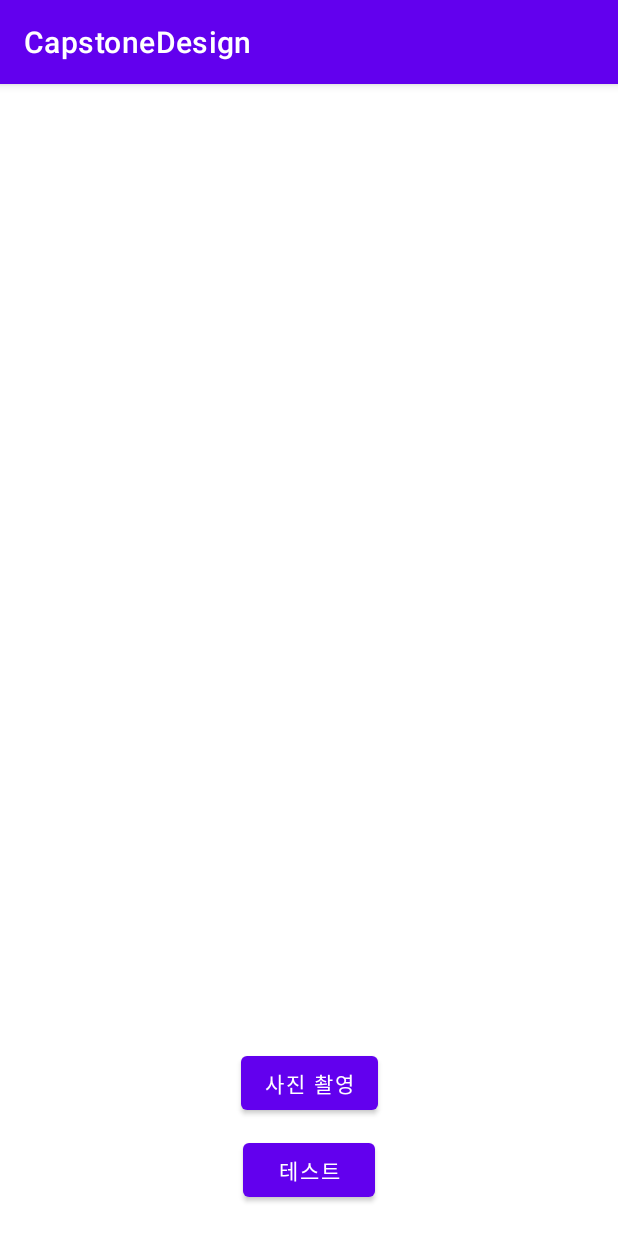
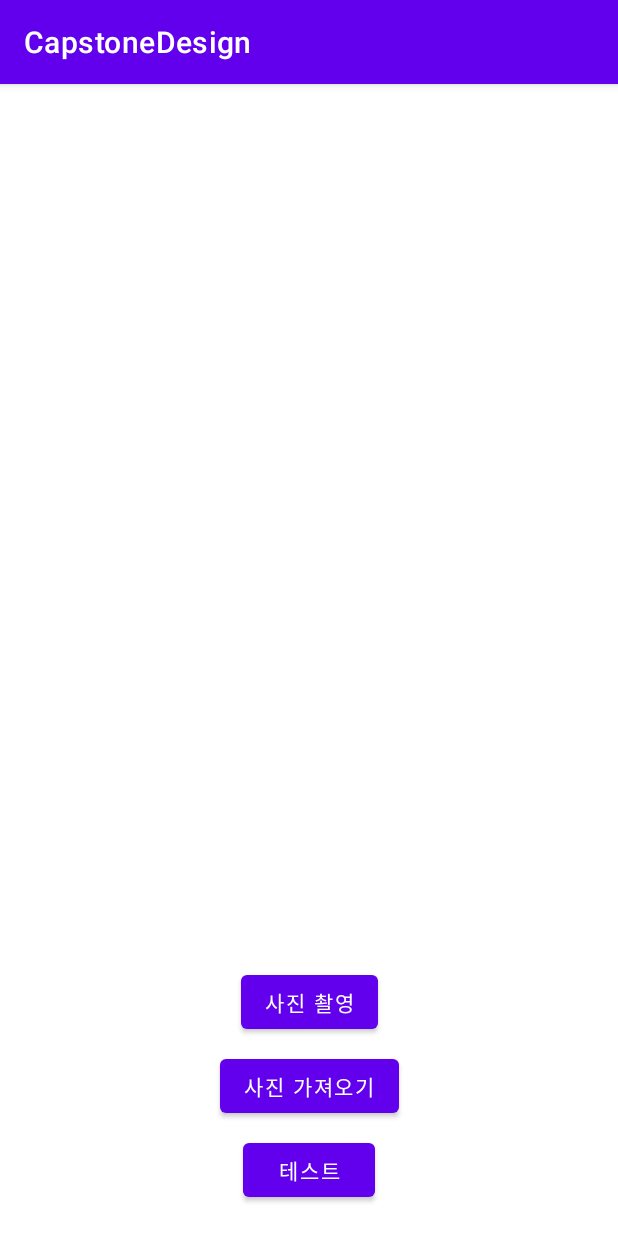
Before and after one commit to JaeHyung1113/CapstoneDesign, an Android app: the MainActivity screen opened directly, with no data from a screen before it, on a phone screen of 412 x 824 dp. Run offline under Robolectric (Android 15) with nearby library versions, the phone set to English and light mode, and no system bars; libraries missing offline, so code that uses them is left out: org.opencv.android, org.opencv.core, org.opencv.imgcodecs; 1 statement that could not run was skipped.

Commit message:
테스트 1.2

```diff
--- a/app/src/main/res/layout/activity_main.xml
+++ b/app/src/main/res/layout/activity_main.xml
@@ -21,9 +21,9 @@
         android:id="@+id/btn_capture"
         android:layout_width="wrap_content"
         android:layout_height="wrap_content"
-        android:layout_marginBottom="10dp"
+        android:layout_marginBottom="8dp"
         android:text="사진 촬영"
-        app:layout_constraintBottom_toTopOf="@+id/btn_test"
+        app:layout_constraintBottom_toTopOf="@+id/btn_get"
         app:layout_constraintEnd_toEndOf="parent"
         app:layout_constraintStart_toStartOf="parent" />
 
@@ -31,7 +31,7 @@
         android:id="@+id/btn_check"
         android:layout_width="wrap_content"
         android:layout_height="wrap_content"
-        android:layout_marginBottom="10dp"
+        android:layout_marginBottom="8dp"
         android:text="진단하기"
         app:layout_constraintBottom_toTopOf="@+id/btn_capture"
         app:layout_constraintEnd_toEndOf="parent"
@@ -47,5 +47,15 @@
         app:layout_constraintTop_toTopOf="parent"
         tools:srcCompat="@tools:sample/avatars" />
 
+    <Button
+        android:id="@+id/btn_get"
+        android:layout_width="wrap_content"
+        android:layout_height="wrap_content"
+        android:layout_marginBottom="8dp"
+        android:text="사진 가져오기"
+        app:layout_constraintBottom_toTopOf="@+id/btn_test"
+        app:layout_constraintEnd_toEndOf="parent"
+        app:layout_constraintStart_toStartOf="parent" />
+
 
 </androidx.constraintlayout.widget.ConstraintLayout>
```
Also changed, not shown: app/src/main/java/com/example/capstonedesign/MainActivity.java (+73 -29 lines), 1 other file.
